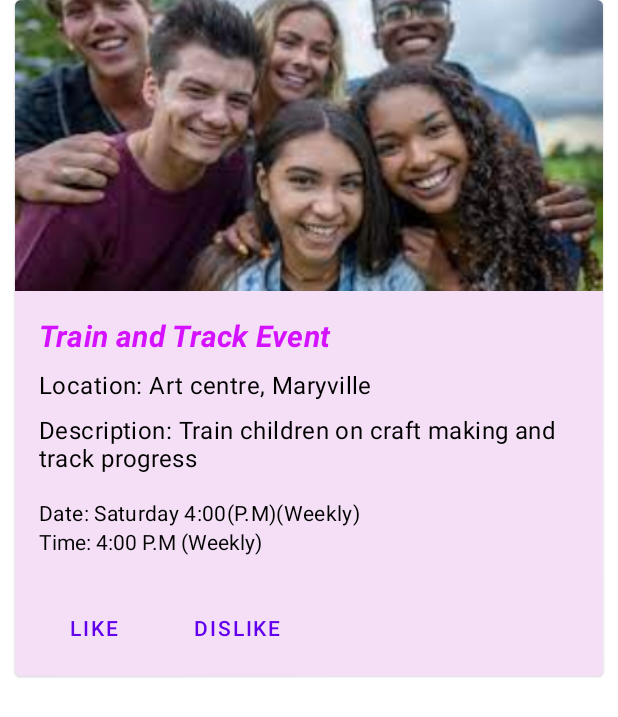
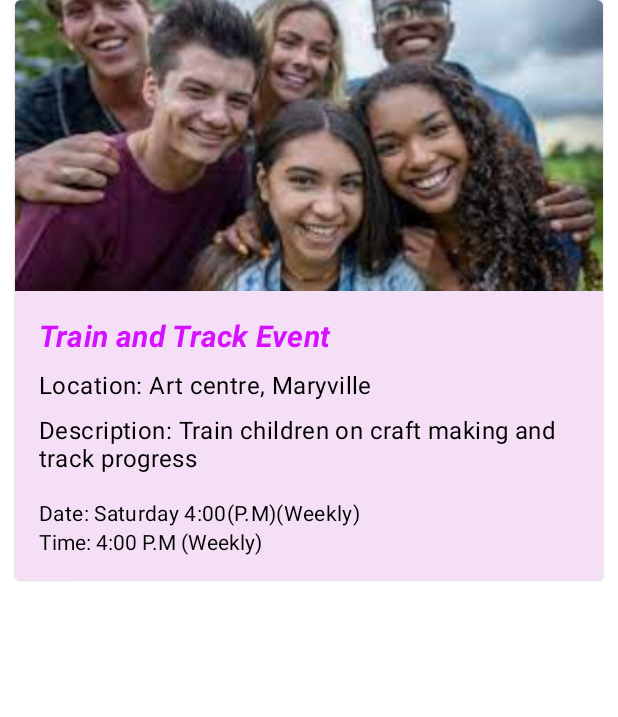
Before and after one commit to harikasahini/An_Eye_on_Eve, an Android app: the layout activity_event_detail_view.xml on its own in the app's theme, with its tools: preview values and no code run, on a phone screen of 412 x 824 dp. Shown: the top 717 px of the screen. Run offline under Robolectric (Android 15) with nearby library versions, the phone set to English and light mode, and no system bars.

```diff
--- a/app/src/main/res/layout/activity_event_detail_view.xml
+++ b/app/src/main/res/layout/activity_event_detail_view.xml
@@ -87,25 +87,25 @@
 
         </LinearLayout>
 
-        <LinearLayout
-            android:layout_width="wrap_content"
-            android:layout_height="wrap_content"
-            android:layout_margin="8dp"
-            android:orientation="horizontal">
+<!--        <LinearLayout-->
+<!--            android:layout_width="wrap_content"-->
+<!--            android:layout_height="wrap_content"-->
+<!--            android:layout_margin="8dp"-->
+<!--            android:orientation="horizontal">-->
 
-            <com.google.android.material.button.MaterialButton
-                style="?attr/borderlessButtonStyle"
-                android:layout_width="wrap_content"
-                android:layout_height="wrap_content"
-                android:layout_marginEnd="8dp"
-                android:text="Like" />
+<!--            <com.google.android.material.button.MaterialButton-->
+<!--                style="?attr/borderlessButtonStyle"-->
+<!--                android:layout_width="wrap_content"-->
+<!--                android:layout_height="wrap_content"-->
+<!--                android:layout_marginEnd="8dp"-->
+<!--                android:text="Like" />-->
 
-            <com.google.android.material.button.MaterialButton
-                style="?attr/borderlessButtonStyle"
-                android:layout_width="wrap_content"
-                android:layout_height="wrap_content"
-                android:text="Dislike" />
-        </LinearLayout>
+<!--            <com.google.android.material.button.MaterialButton-->
+<!--                style="?attr/borderlessButtonStyle"-->
+<!--                android:layout_width="wrap_content"-->
+<!--                android:layout_height="wrap_content"-->
+<!--                android:text="Dislike" />-->
+<!--        </LinearLayout>-->
 
     </LinearLayout>
 
```
Also changed, not shown: app/src/main/java/com/example/eye_eve_android/EventModel.java (+5 -5 lines).
